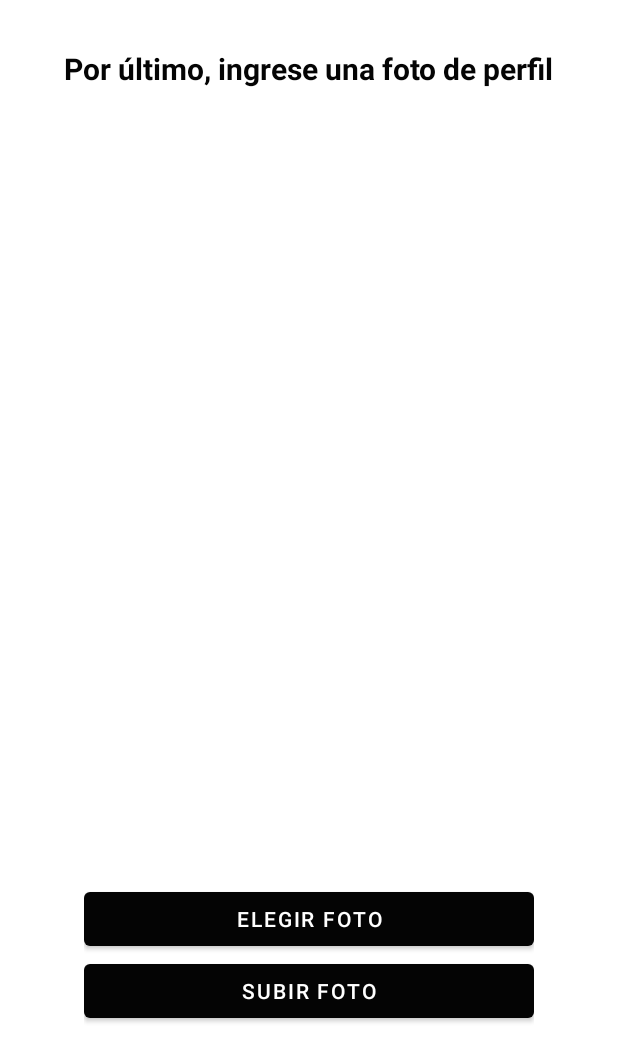
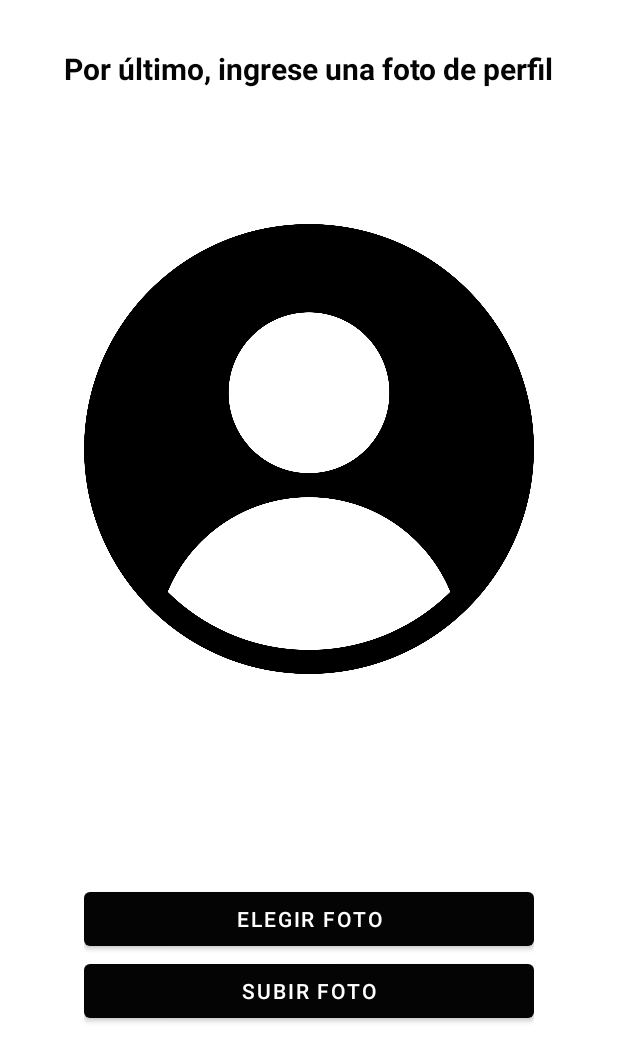
Before and after one commit to sebastian-reyes/AppMovil_ElPunto, an Android app: the FotoPerfilActivity screen opened directly, with no data from a screen before it, after a tap on "SUBIR FOTO", on a phone screen of 412 x 824 dp. Shown: the top 1062 px of the screen. Run offline under Robolectric (Android 15) with nearby library versions, the phone set to English and light mode, and no system bars; our stand-ins replace Volley; libraries missing offline, so code that uses them is left out: com.yalantis.ucrop; pictures from the network do not load; 1 statement that could not run was skipped.

Commit message:
Agregando validaciones para la subida de fotos

```diff
--- a/app/src/main/java/com/elpunto/app/FotoPerfilActivity.java
+++ b/app/src/main/java/com/elpunto/app/FotoPerfilActivity.java
@@ -41,6 +41,9 @@ public class FotoPerfilActivity extends AppCompatActivity {
         Integer id = getIntent().getExtras().getInt("id");
         binding = ActivityFotoPerfilBinding.inflate(getLayoutInflater());
         setContentView(binding.getRoot());
+        if(bitmap == null){
+            binding.ivFotoPerfilRegistro.setImageResource(R.drawable.not_user);
+        }
 
         ActivityResultLauncher<Intent> intentLaunch = registerForActivityResult(
                 new ActivityResultContracts.StartActivityForResult(),
@@ -71,7 +74,11 @@ public class FotoPerfilActivity extends AppCompatActivity {
         });
 
         binding.btnSubirFoto.setOnClickListener(v -> {
-            subirImagen(id);
+            if (bitmap == null) {
+                Toast.makeText(FotoPerfilActivity.this, "Debe seleccionar una foto", Toast.LENGTH_LONG).show();
+            } else {
+                subirImagen(id);
+            }
         });
 
     }
@@ -94,16 +101,16 @@ public class FotoPerfilActivity extends AppCompatActivity {
                     public void onResponse(NetworkResponse response) {
                         finish();
                         startActivity(new Intent(FotoPerfilActivity.this, LoginActivity.class));
-                        Toast.makeText(FotoPerfilActivity.this,"Usuario registrado con éxito",Toast.LENGTH_LONG).show();
+                        Toast.makeText(FotoPerfilActivity.this, "Usuario registrado con éxito", Toast.LENGTH_LONG).show();
                     }
                 },
                 new Response.ErrorListener() {
                     @Override
                     public void onErrorResponse(VolleyError error) {
-                        Toast.makeText(FotoPerfilActivity.this,"No se pudo subir la imagen",Toast.LENGTH_LONG).show();
+                        Toast.makeText(FotoPerfilActivity.this, "No se pudo subir la imagen", Toast.LENGTH_LONG).show();
                     }
                 }
-            ){
+        ) {
             @Override
             protected Map<String, String> getParams() throws AuthFailureError {
                 Map<String, String> params = new HashMap<>();
@@ -114,7 +121,7 @@ public class FotoPerfilActivity extends AppCompatActivity {
             @Override
             protected Map<String, DataPart> getByteData() throws AuthFailureError {
                 Map<String, DataPart> params = new HashMap<>();
-                params.put("foto", new DataPart(id+".jpg", getByteImagen(bitmap)));
+                params.put("foto", new DataPart(id + ".jpg", getByteImagen(bitmap)));
                 return params;
             }
         };
--- a/app/src/main/res/layout/activity_foto_perfil.xml
+++ b/app/src/main/res/layout/activity_foto_perfil.xml
@@ -27,7 +27,7 @@
         app:layout_constraintEnd_toEndOf="parent"
         app:layout_constraintStart_toStartOf="parent"
         app:layout_constraintTop_toBottomOf="@+id/textView2"
-        tools:srcCompat="@tools:sample/avatars" />
+        tools:srcCompat="@drawable/not_user" />
 
     <LinearLayout
         android:id="@+id/linearLayout2"
```
Also changed, not shown: app/src/main/res/drawable-v21/not_user.png (added).
